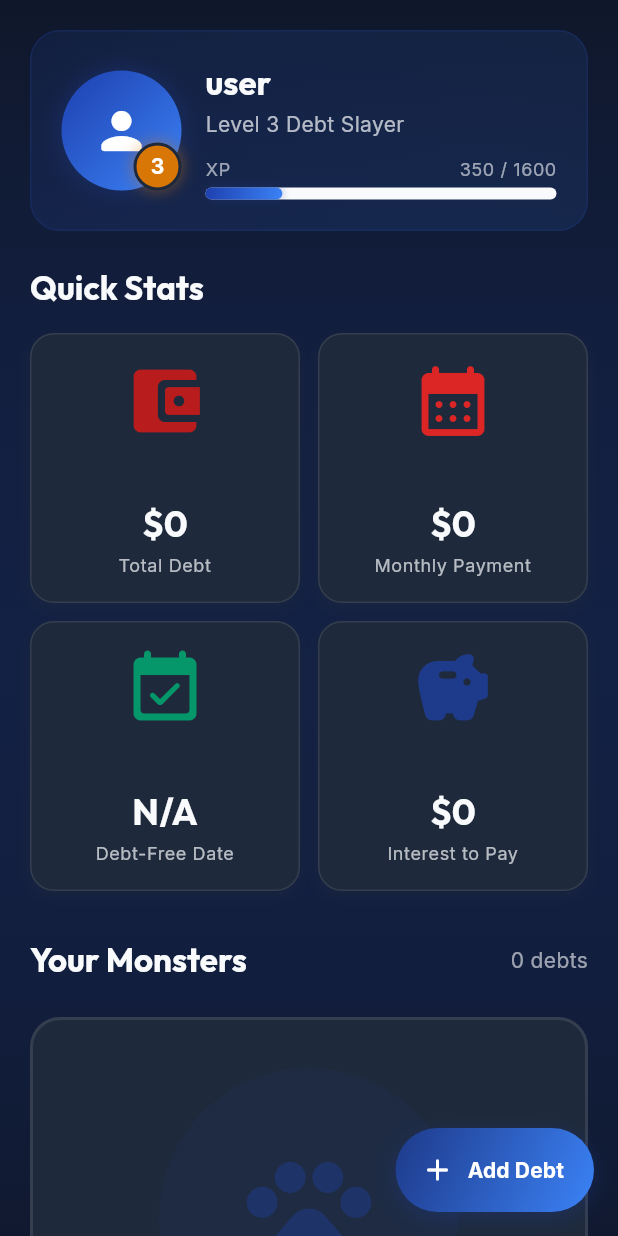
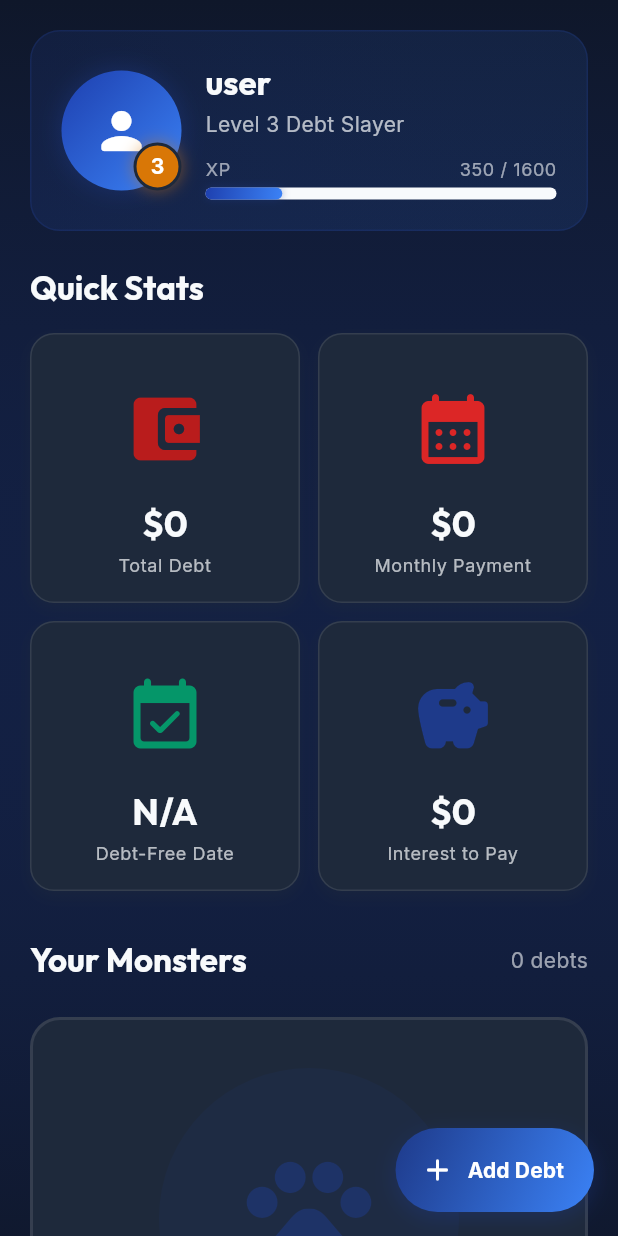
Before and after one commit to fakhrihabb/undebt, a Flutter app: the DashboardScreen screen opened directly, on a phone screen of 412 x 824 dp. Run offline on Flutter 3.47's test engine with Material 3 defaults, Android fonts, the phone set to English and light mode, and no system bars; our stand-ins replace flutter_animate, flutter_dotenv, go_router, google_fonts, hive, hive_flutter and 1 more; accounts and stored records are empty.

Commit message:
fix: center icons vertically in stat cards

```diff
--- a/lib/features/dashboard/widgets/stat_card.dart
+++ b/lib/features/dashboard/widgets/stat_card.dart
@@ -40,13 +40,16 @@ class StatCard extends StatelessWidget {
       ),
       child: Column(
         crossAxisAlignment: CrossAxisAlignment.center,
-        mainAxisAlignment: MainAxisAlignment.spaceBetween,
         children: [
-          // Icon at top
-          Icon(
-            icon,
-            size: 56,
-            color: iconColor ?? AppColors.primaryBlue,
+          // Icon centered vertically (takes up space)
+          Expanded(
+            child: Center(
+              child: Icon(
+                icon,
+                size: 56,
+                color: iconColor ?? AppColors.primaryBlue,
+              ),
+            ),
           ),
 
           // Value and Label at bottom
```
